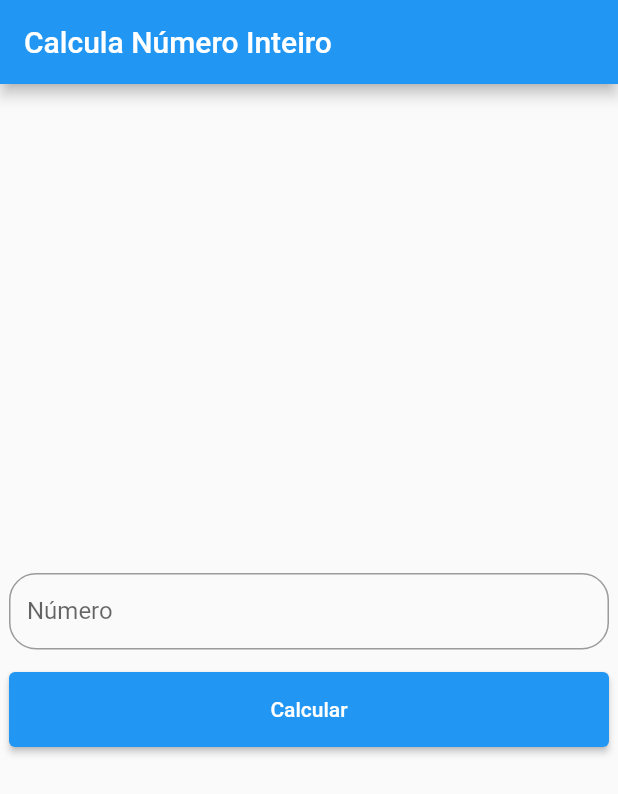
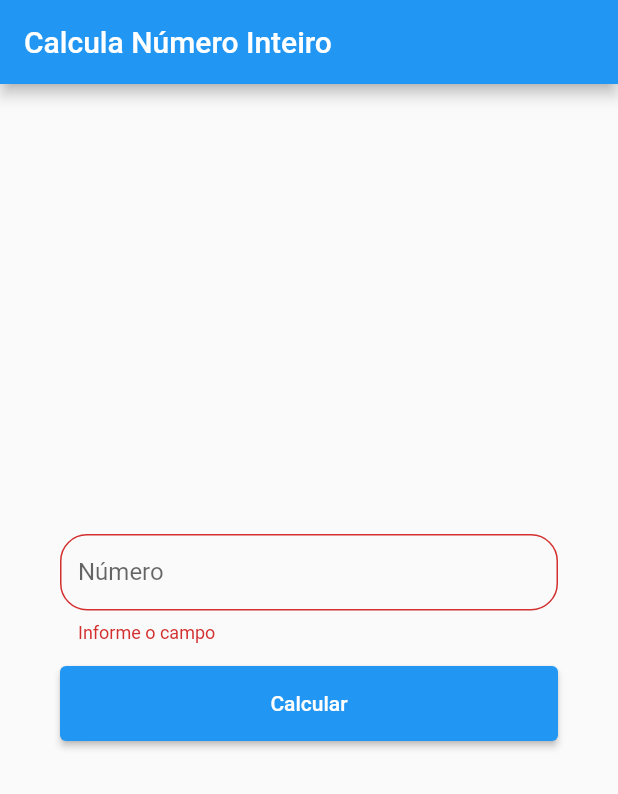
Before and after one commit to espartalocs/calcula_soma_inteiros, a Flutter app: the screen it shows after launch, after a tap on "Calcular", on a phone screen of 412 x 824 dp. Shown: the top 794 px of the screen. Run offline on Flutter 3.47's test engine with Material 2 defaults, Android fonts, the phone set to English and light mode, and no system bars; our stand-ins replace get.

```diff
--- a/soma/lib/src/home_controller.dart
+++ b/soma/lib/src/home_controller.dart
@@ -3,16 +3,19 @@ import 'package:get/get.dart';
 
 class HomeController extends GetxController {
   TextEditingController numeroController = TextEditingController();
+  final formkey = GlobalKey<FormState>();
   RxInt somaTotal = 0.obs;
   RxBool campoVisivel = false.obs;
   RxList<int> valores = <int>[].obs;
 
   void somar(int numero) {
     campoVisivel.value = true;
+    valores.clear();
     int soma = 0;
     for (int i = 0; i < numero; i++) {
       if (i % 3 == 0 || i % 5 == 0) {
         soma = soma + i;
+        valores.addIf(i != 0, i);
       }
     }
     somaTotal.value = soma;
--- a/soma/lib/src/home_page.dart
+++ b/soma/lib/src/home_page.dart
@@ -19,9 +19,14 @@ class _HomePageState extends State<HomePage> {
         appBar: AppBar(
           title: const Text('Calcula Número Inteiro'),
         ),
-        body: Center(
-          child: Obx(
-            () => Column(
+        body: Obx(
+          () => Padding(
+            padding: const EdgeInsets.all(40.0),
+            child: Form(
+              key: controller.formkey,
+              child: Align(
+                alignment: Alignment.center,
+                child: Column(
                   mainAxisSize: MainAxisSize.min,
                   children: [
                     SizedBox(
@@ -37,20 +42,54 @@ class _HomePageState extends State<HomePage> {
                       height: 50,
                       width: 400,
                       child: ElevatedButton(
-                    onPressed: () => controller.somar(int.parse(controller.numeroController.text)),
+                        onPressed: () {
+                          if (controller.formkey.currentState!.validate()) {
+                            controller.somar(int.parse(controller.numeroController.text));
+                          }
+                        },
                         child: const Text("Calcular"),
+                      ),
+                    ),
+                    const SizedBox(
+                      height: 20,
+                    ),
+                    Visibility(
+                      visible: controller.campoVisivel.value,
+                      child: const Text(
+                        "Números inteiros que são divididos por 3 ou 5",
+                        style: TextStyle(fontSize: 20, color: Colors.black),
+                      ),
+                    ),
+                    const SizedBox(height: 10),
+                    Visibility(
+                      visible: controller.campoVisivel.value,
+                      child: Container(
+                        height: 150,
+                        width: 400,
+                        decoration: BoxDecoration(
+                          border: Border.all(color: Colors.black),
+                          borderRadius: const BorderRadius.all(Radius.circular(12)),
+                        ),
+                        padding: const EdgeInsets.all(20),
+                        child: SingleChildScrollView(
+                          child: Wrap(
+                            children: [
+                              Text(controller.valores.toString().replaceAll("[", "").replaceAll("]", "")),
+                            ],
+                          ),
+                        ),
                       ),
                     ),
                     Visibility(
                       visible: controller.campoVisivel.value,
-                    child: Padding(
-                      padding: const EdgeInsets.all(20.0),
                       child: Text(
-                        "O Soma dos valores ${controller.valores} é de ${controller.somaTotal}",
-                        style: const TextStyle(color: Colors.black, fontSize: 20, fontWeight: FontWeight.bold),
+                        "Soma: ${controller.somaTotal}",
+                        style: const TextStyle(fontSize: 20, color: Colors.black),
                       ),
-                    ))
+                    )
                   ],
+                ),
+              ),
             ),
           ),
         ));
--- a/soma/lib/src/localwidget/custom_input_text.dart
+++ b/soma/lib/src/localwidget/custom_input_text.dart
@@ -24,6 +24,12 @@ class _CustomTextFieldState extends State<CustomTextField> {
         inputFormatters: widget.inputFormater,
         keyboardType: TextInputType.number,
         obscureText: isObscure,
+        validator: (value) {
+          if (value == null || value == '') {
+            return 'Informe o campo';
+          }
+          return null;
+        },
         decoration: InputDecoration(
           labelText: widget.label,
           isDense: true,
```
Also changed, not shown: 1 other file. Lines whose indentation alone changed are shown as unchanged.
